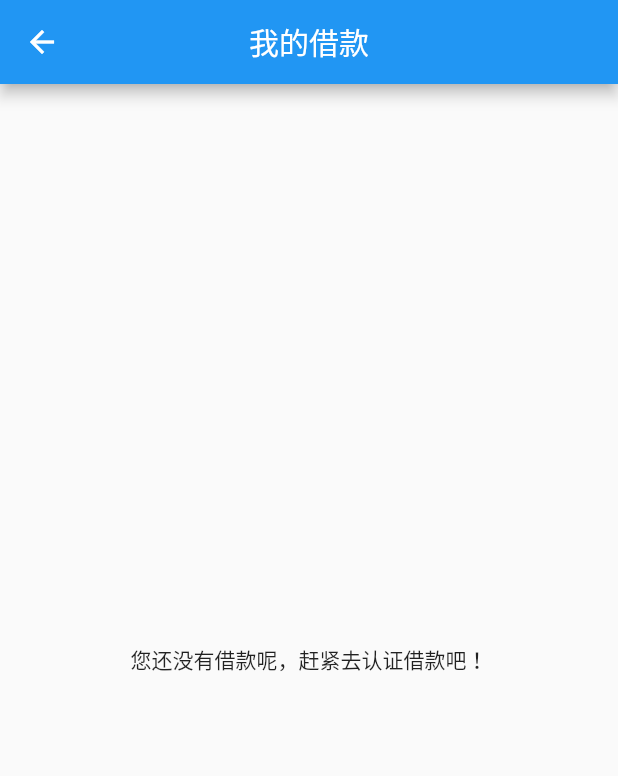
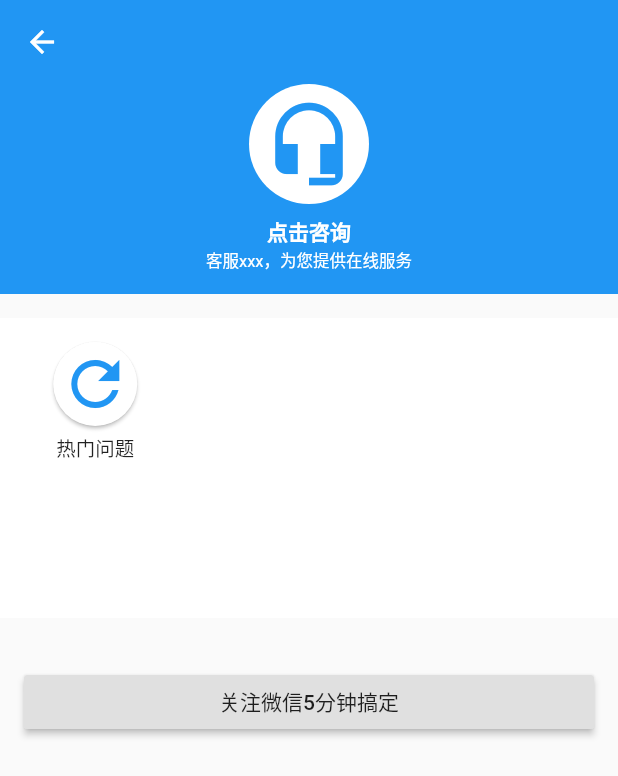
Before and after one commit to partnercloudsupport/release_app, a Flutter app: the UserCenter screen opened directly, after a tap on "借款记录", on a phone screen of 412 x 824 dp. Shown: the top 776 px of the screen. Run offline on Flutter 3.47's test engine with Material 2 defaults, Android fonts, the phone set to English and light mode, and no system bars; our stand-ins replace firebase_auth, firebase_database, firebase_messaging, firebase_storage, image_picker, share and 1 more; missing offline and left inert: firebaseui; accounts and stored records are empty.

Commit message:
添加帮助中心页面,grid显示待调试

```diff
--- /dev/null
+++ b/lib/src/components/UserCenter/HelpCenter.dart
@@ -0,0 +1,229 @@
+import 'package:flutter/material.dart';
+
+class HelpCenter extends StatefulWidget {
+  HelpCenter({Key key, this.title}) : super(key: key);
+
+
+  final String title;
+
+  @override
+  _HelpCenterState createState() => new _HelpCenterState();
+}
+
+class _HelpCenterState extends State<HelpCenter> {
+  final Color textColor = Colors.white;
+
+  @override
+  Widget build(BuildContext context) {
+    return new Scaffold(
+        appBar: new AppBar(
+          elevation: 0.0,
+        ),
+        body: new ListView(
+          children: <Widget>[
+            new Container(
+                height: 140.0,
+                color: Theme
+                    .of(context)
+                    .primaryColor,
+                alignment: FractionalOffset.center,
+                child: new Column(
+                  children: <Widget>[
+                    new InkWell(
+                      onTap: (){print('点击了');},
+                      child: new Container(
+                        height: 80.0,
+                        width: 80.0,
+                        decoration: new BoxDecoration(
+                            shape: BoxShape.circle,
+                            color: Colors.white
+                        ),
+                        child: new Icon(
+                          Icons.headset_mic, size: 60.0, color: Theme
+                            .of(context)
+                            .primaryColor,),
+                      ),
+                    ),
+                    new SizedBox(height: 8.0,),
+                    const Text('点击咨询', style: const TextStyle(
+                        color: Colors.white, fontWeight: FontWeight.bold),),
+                    const Text('客服xxx，为您提供在线服务', style: const TextStyle(
+                        color: Colors.white, fontSize: 11.0),),
+                  ],
+                )
+
+            ),
+            new SizedBox(height: 16.0,),
+            new Container(
+              height: 200.0,
+              color: Colors.white,
+              padding: const EdgeInsets.all(16.0),
+              child: new GridView(
+                gridDelegate: new SliverGridDelegateWithFixedCrossAxisCount(
+                    crossAxisCount: 4),
+                children: <Widget>[
+                    new Column(
+                      children: <Widget>[
+                        new FloatingActionButton(
+                          elevation: 1.0,
+                          child: new Icon(Icons.refresh, color: Theme
+                              .of(context)
+                              .primaryColor, size: 48.0,),
+                          onPressed: () {}, backgroundColor: Colors.white,),
+                        new Container(
+                          padding: const EdgeInsets.only(top: 5.0),
+                          child: const Text(
+                            '热门问题', style: const TextStyle(fontSize: 13.0),),
+                        )
+                      ],
+                    ),
+                  //总是报错，待查看demo后修改
+//                    new Column(
+//                      children: <Widget>[
+//                        new FloatingActionButton(
+//                          elevation: 1.0,
+//                          child: new Icon(Icons.refresh, color: Theme
+//                              .of(context)
+//                              .primaryColor, size: 48.0,),
+//                          onPressed: () {}, backgroundColor: Colors.white,),
+//                        new Container(
+//                          padding: const EdgeInsets.only(top: 5.0),
+//                          child: const Text(
+//                            '热门问题', style: const TextStyle(fontSize: 13.0),),
+//                        )
+//                      ],
+//                    ),
+//                  new Container(
+//                    child: new Column(
+//                      children: <Widget>[
+//                        new FloatingActionButton(
+//                          elevation: 1.0,
+//                          child: new Icon(Icons.refresh, color: Theme
+//                              .of(context)
+//                              .primaryColor, size: 48.0,),
+//                          onPressed: () {}, backgroundColor: Colors.white,),
+//                        new Container(
+//                          padding: const EdgeInsets.only(top: 5.0),
+//                          child: const Text(
+//                            '审核相关', style: const TextStyle(fontSize: 13.0),),
+//                        )
+//                      ],
+//                    ),
+//                  ),
+//                  new Container(
+//                    child: new Column(
+//                      children: <Widget>[
+//                        new FloatingActionButton(
+//                          elevation: 1.0,
+//                          child: new Icon(Icons.refresh, color: Theme
+//                              .of(context)
+//                              .primaryColor, size: 48.0,),
+//                          onPressed: () {}, backgroundColor: Colors.white,),
+//                        new Container(
+//                          padding: const EdgeInsets.only(top: 5.0),
+//                          child: const Text(
+//                            '借款相关', style: const TextStyle(fontSize: 13.0),),
+//                        )
+//                      ],
+//                    ),
+//                  ),
+//                  new Container(
+//                    child: new Column(
+//                      children: <Widget>[
+//                        new FloatingActionButton(
+//                          elevation: 1.0,
+//                          child: new Icon(Icons.refresh, color: Theme
+//                              .of(context)
+//                              .primaryColor, size: 48.0,),
+//                          onPressed: () {}, backgroundColor: Colors.white,),
+//                        new Container(
+//                          padding: const EdgeInsets.only(top: 5.0),
+//                          child: const Text(
+//                            '放款相关', style: const TextStyle(fontSize: 13.0),),
+//                        )
+//                      ],
+//                    ),
+//                  ),
+//                  new Container(
+//                    child: new Column(
+//                      children: <Widget>[
+//                        new FloatingActionButton(
+//                          elevation: 1.0,
+//                          child: new Icon(Icons.refresh, color: Theme
+//                              .of(context)
+//                              .primaryColor, size: 48.0,),
+//                          onPressed: () {}, backgroundColor: Colors.white,),
+//                        new Container(
+//                          padding: const EdgeInsets.only(top: 5.0),
+//                          child: const Text(
+//                            '还款相关', style: const TextStyle(fontSize: 13.0),),
+//                        )
+//                      ],
+//                    ),
+//                  ),
+//                  new Container(
+//                    child: new Column(
+//                      children: <Widget>[
+//                        new FloatingActionButton(
+//                          elevation: 1.0,
+//                          child: new Icon(Icons.refresh, color: Theme
+//                              .of(context)
+//                              .primaryColor, size: 48.0,),
+//                          onPressed: () {}, backgroundColor: Colors.white,),
+//                        new Container(
+//                          padding: const EdgeInsets.only(top: 5.0),
+//                          child: const Text(
+//                            '费用相关', style: const TextStyle(fontSize: 13.0),),
+//                        )
+//                      ],
+//                    ),
+//                  ),
+//                  new Container(
+//                    child: new Column(
+//                      children: <Widget>[
+//                        new FloatingActionButton(
+//                          elevation: 1.0,
+//                          child: new Icon(Icons.refresh, color: Theme
+//                              .of(context)
+//                              .primaryColor, size: 48.0,),
+//                          onPressed: () {}, backgroundColor: Colors.white,),
+//                        new Container(
+//                          padding: const EdgeInsets.only(top: 5.0),
+//                          child: const Text(
+//                            '用户隐私', style: const TextStyle(fontSize: 13.0),),
+//                        )
+//                      ],
+//                    ),
+//                  ),
+//                  new Container(
+//                    child: new Column(
+//                      children: <Widget>[
+//                        new FloatingActionButton(
+//                          elevation: 1.0,
+//                          child: new Icon(Icons.refresh, color: Theme
+//                              .of(context)
+//                              .primaryColor, size: 48.0,),
+//                          onPressed: () {}, backgroundColor: Colors.white,),
+//                        new Container(
+//                          padding: const EdgeInsets.only(top: 5.0),
+//                          child: const Text(
+//                            '联系客服', style: const TextStyle(fontSize: 13.0),),
+//                        )
+//                      ],
+//                    ),
+//                  ),
+                ],
+              ),
+            ),
+            new SizedBox(height: 16.0,),
+            new Container(
+              padding: const EdgeInsets.all(16.0),
+              child: new RaisedButton(
+                onPressed: () {}, child: const Text('关注微信5分钟搞定'),)
+              ,
+            )
+          ],
+        )
+    );
+  }
+}
--- a/lib/src/components/singlePage/Approve.dart
+++ b/lib/src/components/singlePage/Approve.dart
@@ -1,5 +1,6 @@
 import 'package:firebase_database/firebase_database.dart';
 import 'package:firebaseui/firebaseui.dart';
+import 'package:flutter/foundation.dart';
 import 'package:flutter/material.dart';
 import 'package:release_app/src/components/Approve/IdentityCertificate.dart';
 import 'package:release_app/src/components/Approve/PersonalInfo.dart';
@@ -53,7 +54,9 @@ class _ApproveState extends State<Approve> {
                   actions: [
                     new FlatButton(
                       child: const Text('OK'),
-                      onPressed: (){Navigator.pop(context,null);},
+                      onPressed: () {
+                        Navigator.pop(context, null);
+                      },
                     ),
                   ],
                 ));
@@ -63,6 +66,8 @@ class _ApproveState extends State<Approve> {
           break;
         case 3:
           print('手机认证...');
+          if (defaultTargetPlatform ==
+              TargetPlatform.android) {
             try {
               Firebaseui.signinPhone.then((phone) {
                 if (phone == null) {
@@ -72,10 +77,16 @@ class _ApproveState extends State<Approve> {
                 }
               }, onError: (e) {
                 print('onError:${e}');
-            }).catchError((e){print('catchError:${e}');});
-          } catch(e){
+              }).catchError((e) {
+                print('catchError:${e}');
+              });
+            } catch (e) {
               print('catch:${e}');
             }
+          }else{
+
+          }
+
           break;
         default:
           share('check out my website https://example.com');
@@ -97,7 +108,9 @@ class _ApproveState extends State<Approve> {
               children: [
                 new Icon(
                   icon,
-                  color: Theme.of(context).primaryColor,
+                  color: Theme
+                      .of(context)
+                      .primaryColor,
                 ),
                 new Container(
                   padding: const EdgeInsets.only(left: 2.0),
@@ -154,7 +167,9 @@ class _ApproveState extends State<Approve> {
           new Container(
 //            height: 200.0,
             padding: const EdgeInsets.only(top: 16.0, bottom: 16.0),
-            color: Theme.of(context).primaryColor,
+            color: Theme
+                .of(context)
+                .primaryColor,
             child: new Center(
               child: new Container(
                 height: 120.0,
@@ -177,7 +192,10 @@ class _ApproveState extends State<Approve> {
 //                          new TextSpan(text: '5000', style: new TextStyle(fontWeight: FontWeight.bold, fontSize: 20.0,color: Colors.white),
                           new TextSpan(
                               text: '5000',
-                              style: Theme.of(context).primaryTextTheme.title
+                              style: Theme
+                                  .of(context)
+                                  .primaryTextTheme
+                                  .title
                           ),
                           new TextSpan(text: ' .00'),
                         ],
@@ -239,7 +257,7 @@ class _ApproveState extends State<Approve> {
         ));
     if (o == IdentityDialogAction.save) {
       setState(() {
-        if(_checkStatus<0){
+        if (_checkStatus < 0) {
           _checkStatus = 0;
         }
       });
@@ -257,7 +275,7 @@ class _ApproveState extends State<Approve> {
     ));
     if (reslut != null && reslut) {
       setState(() {
-        if(_checkStatus < 1){
+        if (_checkStatus < 1) {
           _checkStatus = 1;
         }
       });
@@ -267,12 +285,12 @@ class _ApproveState extends State<Approve> {
   initCheckStatus() async {
     String uid;
     await Firebaseui.currentUser.then((user) {
-      if(user==null){
+      if (user == null) {
         return;
       }
       uid = user.uid;
       _rootRef.child('person_info/${uid}/checkStatus').once().then((status) {
-        if(!mounted){
+        if (!mounted) {
           return;
         }
         if (status.value != null) {
@@ -283,6 +301,5 @@ class _ApproveState extends State<Approve> {
         }
       });
     });
-
   }
 }
--- a/lib/src/components/singlePage/UserCenter.dart
+++ b/lib/src/components/singlePage/UserCenter.dart
@@ -8,6 +8,7 @@ import 'package:flutter/material.dart';
 //import 'package:google_sign_in/google_sign_in.dart';
 import 'package:release_app/src/comm/Colors.dart';
 import 'package:release_app/src/components/UserCenter/GiftPage.dart';
+import 'package:release_app/src/components/UserCenter/HelpCenter.dart';
 import 'package:release_app/src/components/UserCenter/TestPage.dart';
 import 'package:release_app/src/components/UserCenter/UserProfile.dart';
 import 'package:release_app/src/components/singlePage/Login.dart';
@@ -470,10 +471,13 @@ class _UserCenter extends State<UserCenter> {
     }
     switch (index) {
       case 0:
-        Navigator.pushNamed(context, '/borrowRecord');
+        Navigator.push(
+            context,
+            new MaterialPageRoute<Null>(
+              builder: (BuildContext context) => new HelpCenter(),
+            ));
         break;
       case 1:
-//        Navigator.pushNamed(context, '/borrowRecord');
         Navigator.push(
             context,
             new MaterialPageRoute<Null>(
```
Lines whose indentation alone changed are shown as unchanged.
